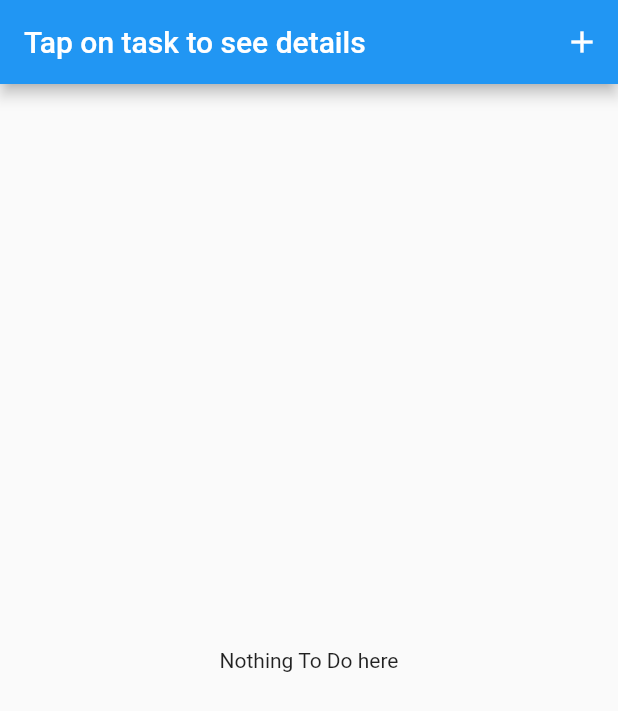
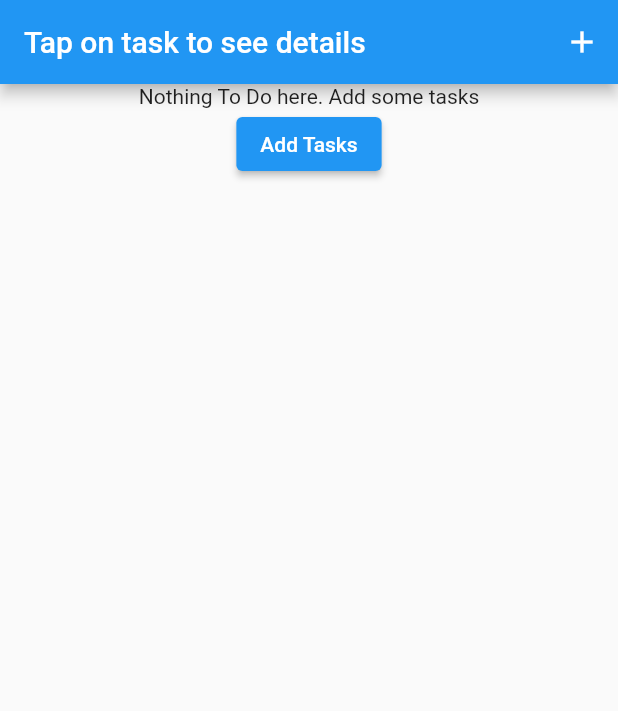
Before and after one commit to SatyaAchanta/to_do_manager, a Flutter app: the screen it shows after launch, on a phone screen of 412 x 824 dp. Shown: the top 711 px of the screen. Run offline on Flutter 3.47's test engine with Material 2 defaults, Android fonts, the phone set to English and light mode, and no system bars; our stand-ins replace get.

Commit message:
Add helper methods in controller and also connect form fields to text editing controllerS

```diff
--- /dev/null
+++ b/lib/helpers/taskHelper.dart
@@ -0,0 +1 @@
+import 'package:to_do_manager/controllers/task_controller.dart';
--- a/lib/models/task.dart
+++ b/lib/models/task.dart
@@ -1,8 +1,12 @@
+import 'package:uuid/uuid.dart';
+
 class Task {
+  Uuid taskId;
   String taskTitle;
   String taskDescription;
   List<String>? tags;
   bool isCompleted;
 
-  Task(this.taskTitle, this.taskDescription, this.isCompleted, this.tags);
+  Task(this.taskId, this.taskTitle, this.taskDescription, this.isCompleted,
+      this.tags);
 }
--- a/lib/widgets/all_tasks.dart
+++ b/lib/widgets/all_tasks.dart
@@ -6,7 +6,7 @@ import '../models/task.dart';
 class AllTasks extends StatelessWidget {
   AllTasks({super.key});
 
-  final TaskController controller =
+  final controller =
       Get.put(TaskController()); // Rather Controller controller = Controller();
 
   @override
@@ -26,23 +26,36 @@ class AllTasks extends StatelessWidget {
         ],
       ),
       body: SafeArea(
-        child: entries.length > 0
+        child: entries.isNotEmpty
             ? ListView.builder(
                 padding: const EdgeInsets.all(8),
                 itemCount: controller.allTasks.length,
                 itemBuilder: (BuildContext context, int index) {
                   return ListTile(
-                    leading: const Checkbox(value: false, onChanged: null),
+                    leading: Checkbox(
+                      value: false,
+                      onChanged: controller.setTaskDone(entries[index].taskId),
+                    ),
                     title: Text('Entry ${entries[index].taskTitle}'),
                     subtitle: const Text('Due Date 2022-12-23'),
-                    trailing: const IconButton(
-                        onPressed: null, icon: Icon(Icons.delete)),
+                    trailing: IconButton(
+                        onPressed: controller.deleteTask(entries[index].taskId),
+                        icon: const Icon(Icons.delete)),
                   );
                 },
               )
-            : const Center(
-                child: Text('Nothing To Do here'),
-              ),
+            : Center(
+                child: Column(
+                children: [
+                  const Text('Nothing To Do here. Add some tasks'),
+                  ElevatedButton(
+                    onPressed: () {
+                      Get.to('/newtasks');
+                    },
+                    child: const Text("Add Tasks"),
+                  ),
+                ],
+              )),
       ),
     );
   }
--- a/pubspec.yaml
+++ b/pubspec.yaml
@@ -35,6 +35,7 @@ dependencies:
   # Use with the CupertinoIcons class for iOS style icons.
   cupertino_icons: ^1.0.2
   get: ^4.6.3
+  uuid: ^3.0.6
 
 dev_dependencies:
   flutter_test:
```
Also changed, not shown: lib/controllers/task_controller.dart (+11 -1 lines), lib/widgets/counter.dart (deleted, +0 -32 lines), lib/widgets/new_task.dart (+15 -2 lines), pubspec.lock.
